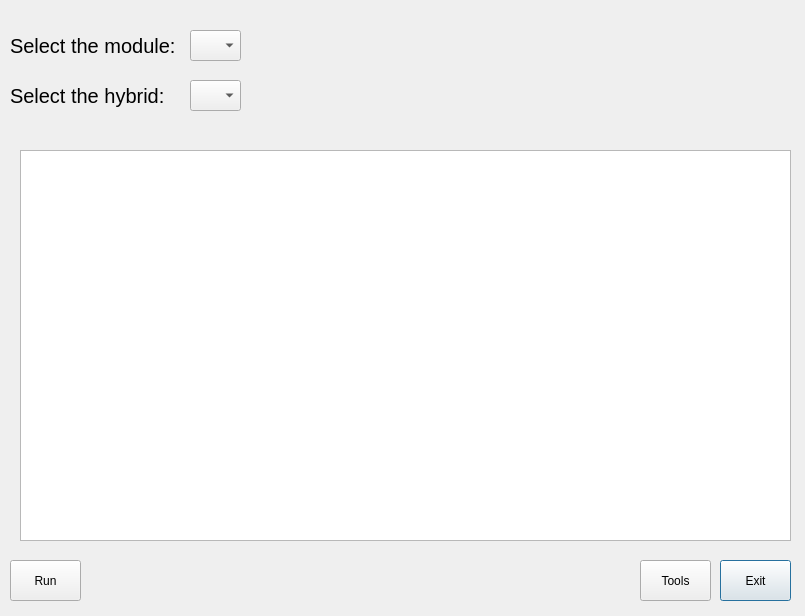
First picture: the form in gui/QAgui.ui, repository adamazoulay/ITkTrackingGUI, before the edit.
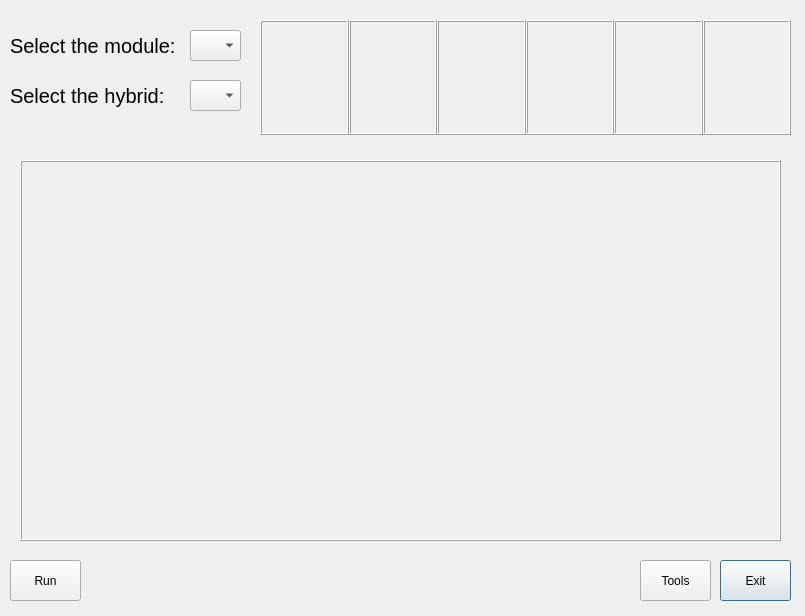
Second picture: the form after the edit.

What changed in the file:
```diff
--- a/gui/QAgui.ui
+++ b/gui/QAgui.ui
@@ -118,28 +118,30 @@
     <string>Select the hybrid:</string>
    </property>
   </widget>
-  <widget class="QGraphicsView" name="mainImg">
-   <property name="geometry">
-    <rect>
-     <x>20</x>
-     <y>150</y>
-     <width>771</width>
-     <height>391</height>
-    </rect>
-   </property>
-  </widget>
   <widget class="QWidget" name="horizontalLayoutWidget">
    <property name="geometry">
     <rect>
      <x>260</x>
      <y>20</y>
      <width>531</width>
-     <height>111</height>
+     <height>115</height>
     </rect>
    </property>
    <layout class="QHBoxLayout" name="horizontalLayout">
+    <property name="spacing">
+     <number>0</number>
+    </property>
     <item>
      <widget class="QLabel" name="R0jpg">
+      <property name="frameShape">
+       <enum>QFrame::Box</enum>
+      </property>
+      <property name="frameShadow">
+       <enum>QFrame::Raised</enum>
+      </property>
+      <property name="lineWidth">
+       <number>1</number>
+      </property>
       <property name="text">
        <string/>
       </property>
@@ -147,6 +149,18 @@
     </item>
     <item>
      <widget class="QLabel" name="R1jpg">
+      <property name="minimumSize">
+       <size>
+        <width>0</width>
+        <height>0</height>
+       </size>
+      </property>
+      <property name="frameShape">
+       <enum>QFrame::Box</enum>
+      </property>
+      <property name="frameShadow">
+       <enum>QFrame::Raised</enum>
+      </property>
       <property name="text">
        <string/>
       </property>
@@ -154,6 +168,12 @@
     </item>
     <item>
      <widget class="QLabel" name="R2jpg">
+      <property name="frameShape">
+       <enum>QFrame::Box</enum>
+      </property>
+      <property name="frameShadow">
+       <enum>QFrame::Raised</enum>
+      </property>
       <property name="text">
        <string/>
       </property>
@@ -161,6 +181,12 @@
     </item>
     <item>
      <widget class="QLabel" name="R3jpg">
+      <property name="frameShape">
+       <enum>QFrame::Box</enum>
+      </property>
+      <property name="frameShadow">
+       <enum>QFrame::Raised</enum>
+      </property>
       <property name="text">
        <string/>
       </property>
@@ -168,6 +194,12 @@
     </item>
     <item>
      <widget class="QLabel" name="R4jpg">
+      <property name="frameShape">
+       <enum>QFrame::Box</enum>
+      </property>
+      <property name="frameShadow">
+       <enum>QFrame::Raised</enum>
+      </property>
       <property name="text">
        <string/>
       </property>
@@ -175,12 +207,46 @@
     </item>
     <item>
      <widget class="QLabel" name="R5jpg">
+      <property name="frameShape">
+       <enum>QFrame::Box</enum>
+      </property>
+      <property name="frameShadow">
+       <enum>QFrame::Raised</enum>
+      </property>
       <property name="text">
        <string/>
       </property>
      </widget>
     </item>
    </layout>
+   <zorder>R4jpg</zorder>
+   <zorder>R3jpg</zorder>
+   <zorder>R0jpg</zorder>
+   <zorder>R2jpg</zorder>
+   <zorder>R1jpg</zorder>
+   <zorder>R5jpg</zorder>
+  </widget>
+  <widget class="QLabel" name="label_3">
+   <property name="geometry">
+    <rect>
+     <x>20</x>
+     <y>160</y>
+     <width>761</width>
+     <height>381</height>
+    </rect>
+   </property>
+   <property name="autoFillBackground">
+    <bool>true</bool>
+   </property>
+   <property name="frameShape">
+    <enum>QFrame::Box</enum>
+   </property>
+   <property name="frameShadow">
+    <enum>QFrame::Raised</enum>
+   </property>
+   <property name="text">
+    <string/>
+   </property>
   </widget>
  </widget>
  <tabstops>
```
